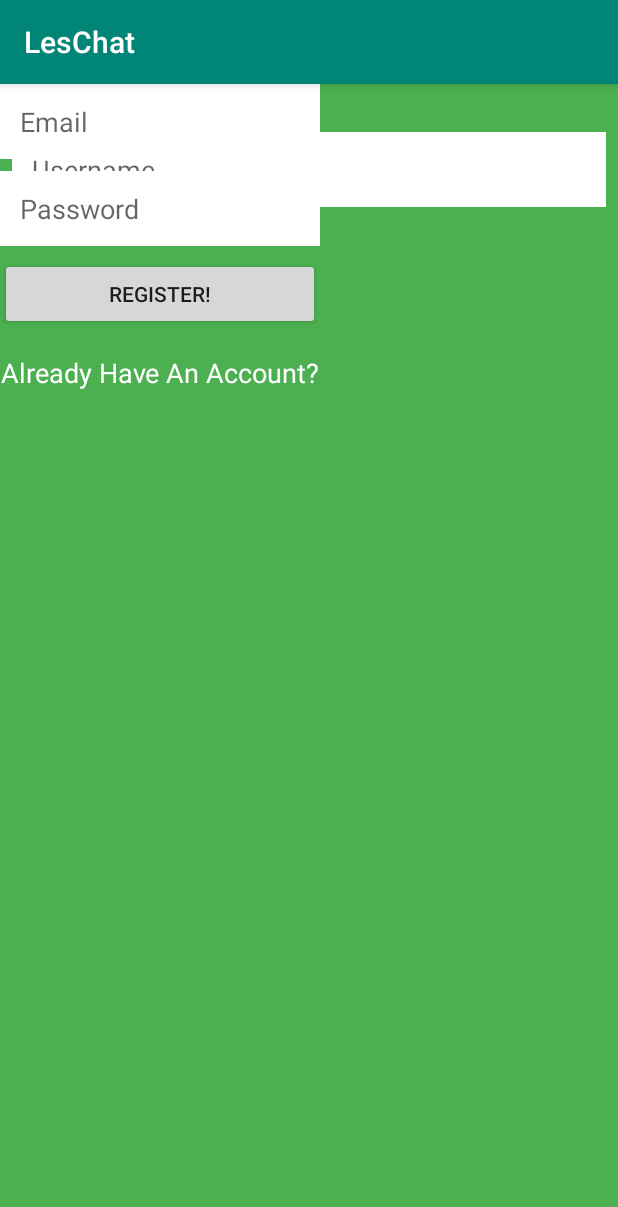
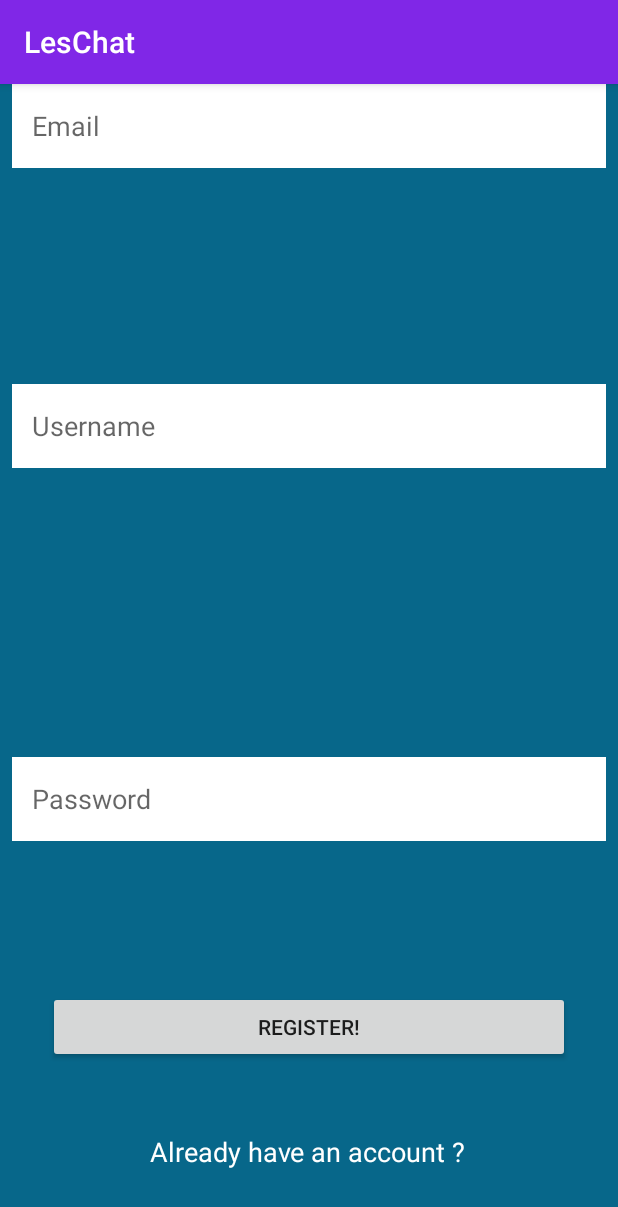
Before and after one commit to Elementonium/LesChat, an Android app: the screen it shows after launch (MainActivity), on a phone screen of 412 x 824 dp. Shown: the top 1207 px of the screen. Run offline under Robolectric (Android 15) with nearby library versions, the phone set to English and light mode, and no system bars.

Commit message:
omega_2 is an UI debugging branch, no code or code 'referring' is advised from "omega_2". [DO NOT MERGE THIS BRANCH TO 'master' UNTIL COMPLETELY NECESSARY]

```diff
--- a/app/src/main/res/layout/activity_main.xml
+++ b/app/src/main/res/layout/activity_main.xml
@@ -5,59 +5,77 @@
         xmlns:app="http://schemas.android.com/apk/res-auto"
         android:layout_width="match_parent"
         android:layout_height="match_parent"
-        tools:context=".MainActivity" android:background="#4CAF50">
+        tools:context=".MainActivity" android:background="@color/colorPrimaryDark" android:textAlignment="center"
+        android:theme="@style/Base.DialogWindowTitle.AppCompat" android:stateListAnimator="@android:anim/fade_in"
+        style="@style/Base.TextAppearance.AppCompat.Large">
     <EditText
             android:layout_width="0dp"
-            android:layout_height="50dp"
+            android:layout_height="?attr/actionBarSize"
             android:inputType="textPersonName"
             android:ems="10"
             android:id="@+id/username_androidstudio_registerandroidstudio_register"
             android:paddingLeft="13dp"
             android:paddingRight="13dp"
             android:background="@android:color/background_light" android:textColor="@android:color/background_dark"
-            app:layout_constraintEnd_toEndOf="parent"
-            app:layout_constraintStart_toStartOf="parent" android:layout_marginTop="32dp"
-            app:layout_constraintTop_toTopOf="parent" android:layout_marginStart="8dp" android:layout_marginEnd="8dp"
-            android:hint="Username" />
+            android:hint="Username"
+            android:visibility="visible"
+            app:layout_constraintTop_toTopOf="parent" android:layout_marginTop="200dp"
+            app:layout_constraintStart_toStartOf="parent" android:layout_marginEnd="8dp"
+            app:layout_constraintEnd_toEndOf="parent" app:layout_constraintHorizontal_bias="0.0"
+            android:layout_marginStart="8dp"/>
     <EditText
             android:layout_width="0dp"
-            android:layout_height="50dp"
+            android:layout_height="?attr/actionBarSize"
             android:inputType="textEmailAddress"
             android:ems="10"
             android:id="@+id/email_edittext_register"
             android:paddingLeft="13dp"
             android:paddingRight="13dp"
-            app:layout_constraintStart_toStartOf="@+id/username_androidstudio_register"
-            android:layout_marginTop="8dp" app:layout_constraintTop_toBottomOf="@+id/username_androidstudio_register"
-            app:layout_constraintEnd_toEndOf="@+id/username_androidstudio_register" android:background="@android:color/background_light"
-            android:textColor="@android:color/background_dark" android:hint="Email"/>
+            android:background="@android:color/background_light"
+            android:textColor="@android:color/background_dark" android:hint="Email"
+            android:visibility="visible"
+            app:layout_constraintStart_toStartOf="parent" android:layout_marginEnd="8dp"
+            app:layout_constraintEnd_toEndOf="parent" android:layout_marginStart="8dp"
+            tools:layout_editor_absoluteY="297dp" app:layout_constraintHorizontal_bias="0.0"
+            tools:ignore="MissingConstraints"/>
     <EditText
             android:layout_width="0dp"
-            android:layout_height="50dp"
+            android:layout_height="?attr/actionBarSize"
             android:inputType="textPassword"
             android:ems="10"
             android:id="@+id/password_androidstudio_register"
             android:paddingLeft="13dp"
             android:paddingRight="13dp"
-            app:layout_constraintEnd_toEndOf="@+id/email_edittext_register"
-            app:layout_constraintStart_toStartOf="@+id/email_edittext_register"
-            android:layout_marginTop="8dp" app:layout_constraintTop_toBottomOf="@+id/email_edittext_register"
             android:background="@android:color/background_light" android:hint="Password"
-            android:textColor="@android:color/background_dark"/>
+            android:textColor="@android:color/background_dark"
+            android:layout_marginBottom="100dp"
+            app:layout_constraintBottom_toTopOf="@+id/register_button_register"
+            android:layout_marginEnd="8dp"
+            app:layout_constraintEnd_toEndOf="parent"
+            app:layout_constraintStart_toStartOf="parent" android:layout_marginStart="8dp"
+            app:layout_constraintHorizontal_bias="0.0"/>
     <Button
             android:text="Register!"
             android:layout_width="0dp"
             android:layout_height="wrap_content"
-            android:id="@+id/register_button_register" app:layout_constraintEnd_toEndOf="@+id/password_androidstudio_register"
-            app:layout_constraintStart_toStartOf="@+id/password_androidstudio_register"
-            android:layout_marginTop="8dp"
-            app:layout_constraintTop_toBottomOf="@+id/password_androidstudio_register"/>
+            android:id="@+id/register_button_register"
+            app:layout_constraintEnd_toEndOf="parent"
+            android:layout_marginEnd="32dp" app:layout_constraintStart_toStartOf="parent"
+            android:layout_marginStart="32dp" android:layout_marginBottom="8dp"
+            app:layout_constraintBottom_toBottomOf="parent" app:layout_constraintHorizontal_bias="1.0"
+            android:layout_marginTop="8dp" app:layout_constraintTop_toTopOf="parent"
+            app:layout_constraintVertical_bias="0.848"/>
     <TextView
-            android:text="Already Have An Account?"
+            android:text="Already have an account ?"
             android:layout_width="wrap_content"
             android:layout_height="wrap_content"
-            android:id="@+id/already_have_account_text_view" app:layout_constraintEnd_toEndOf="@+id/register_button_register"
-            app:layout_constraintStart_toStartOf="@+id/register_button_register"
-            app:layout_constraintTop_toBottomOf="@+id/register_button_register" android:layout_marginTop="16dp"
-            android:textColor="@android:color/background_light" android:textSize="18sp"/>
+            android:id="@+id/already_have_account_text_view"
+            app:layout_constraintEnd_toEndOf="parent"
+            android:textColor="@android:color/background_light" android:textSize="18sp"
+            android:layout_marginEnd="8dp"
+            android:layout_marginBottom="6dp"
+            app:layout_constraintBottom_toBottomOf="parent"
+            android:layout_marginStart="8dp" app:layout_constraintStart_toStartOf="parent"
+            app:layout_constraintHorizontal_bias="0.497" android:layout_marginTop="8dp"
+            app:layout_constraintTop_toBottomOf="@+id/register_button_register"/>
 </android.support.constraint.ConstraintLayout>
--- a/app/src/main/res/values/colors.xml
+++ b/app/src/main/res/values/colors.xml
@@ -1,6 +1,6 @@
 <?xml version="1.0" encoding="utf-8"?>
 <resources>
-    <color name="colorPrimary">#008577</color>
-    <color name="colorPrimaryDark">#00574B</color>
-    <color name="colorAccent">#D81B60</color>
+    <color name="colorPrimary">#8027E7</color>
+    <color name="colorPrimaryDark">#07678A</color>
+    <color name="colorAccent">#00a86b</color>
 </resources>
```
